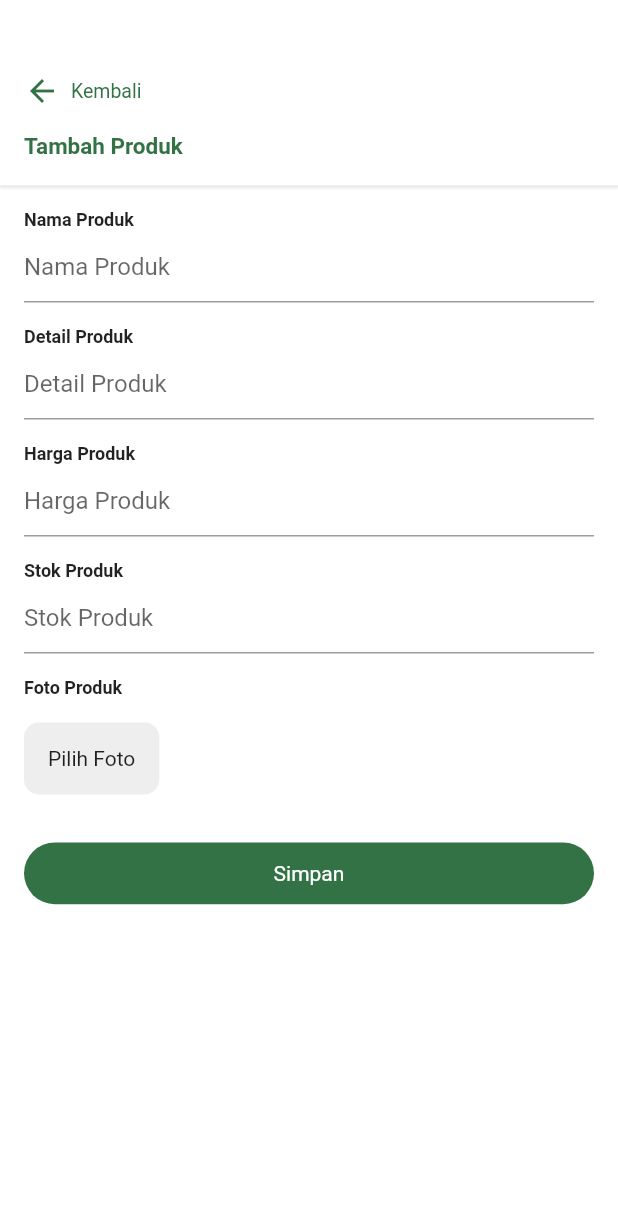
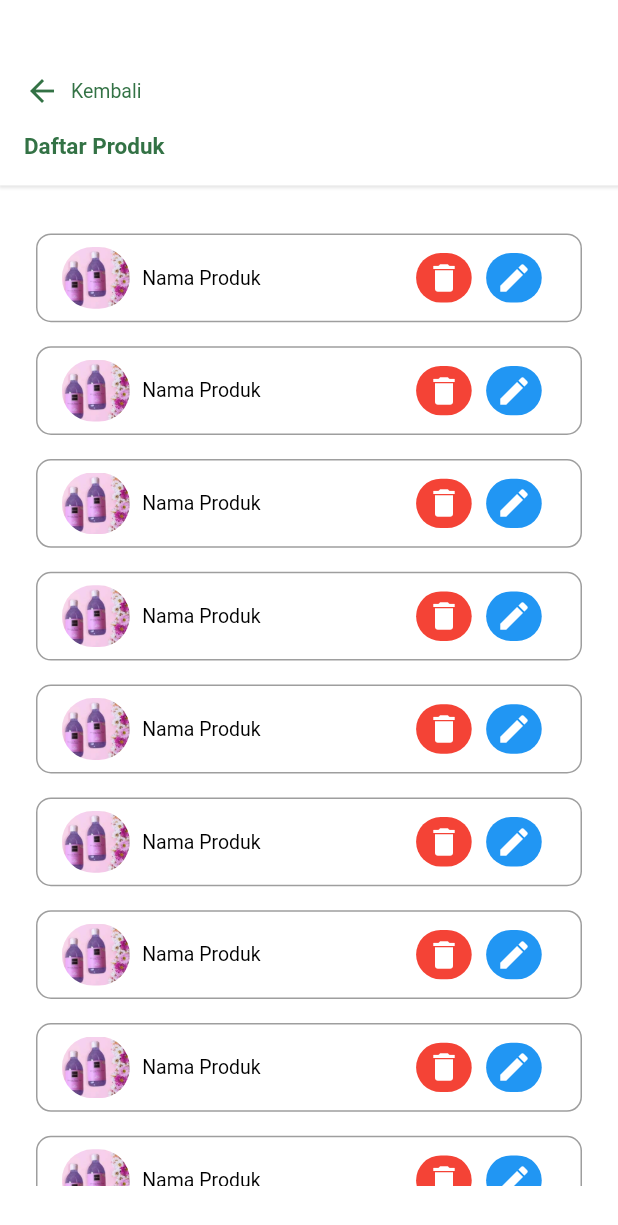
Before and after one commit to khadafirp/growell, a Flutter app: the BerandaPenjualPage screen opened directly with empty values, after a tap on the "menu" icon, after a tap on "Edit Produk", on a phone screen of 412 x 824 dp. Shown: the top 1225 px of the screen. Run offline on Flutter 3.47's test engine with Material 2 defaults, Android fonts, the phone set to English and light mode, and no system bars; our stand-ins replace dartz, dio, either_dart, equatable, flutter_bloc, flutter_svg and 6 more; accounts and stored records are empty; Roboto replaces fonts that are missing (Montserrat-Black); project files that could hold a hidden picture were left out.

Commit message:
add list produk to edit

```diff
--- a/lib/base/app_routes.dart
+++ b/lib/base/app_routes.dart
@@ -5,6 +5,7 @@ import 'package:growell/presentation/first_page.dart';
 import 'package:growell/presentation/landing_page/landing_page.dart';
 import 'package:growell/presentation/landing_page/pembeli/list_toko/list_toko_page.dart';
 import 'package:growell/presentation/landing_page/penjual/produk/add_produk_page.dart';
+import 'package:growell/presentation/landing_page/penjual/produk/list_produk_page.dart';
 import 'package:growell/presentation/login/login_page.dart';
 import 'package:growell/presentation/regis/regis_page.dart';
 
@@ -23,7 +24,8 @@ class AppRoutes{
     RoutesName.regisPage: (context) => RegisPage(),
     RoutesName.landingPage: (context) => LandingPage(entity: settings.arguments as LoginEntity,),
     RoutesName.listTokoPage: (context) => ListTokoPage(),
-    RoutesName.addProdukPage: (context) => AddProdukPage()
+    RoutesName.addProdukPage: (context) => AddProdukPage(),
+    RoutesName.listProdukPage: (context) => LIstProdukPage()
   };
 
   static Route<dynamic> getGenerateRoutes(RouteSettings settings) {
@@ -52,6 +54,10 @@ class AppRoutes{
         final routes = getRoutesWithSettings(settings);
         final WidgetBuilder? builder = routes[settings.name];
         return MaterialPageRoute(builder: builder!, settings: settings);
+      case RoutesName.listProdukPage:
+        final routes = getRoutesWithSettings(settings);
+        final WidgetBuilder? builder = routes[settings.name];
+        return MaterialPageRoute(builder: builder!, settings: settings);
       default:
         return MaterialPageRoute(
           builder: (_) => Scaffold(
--- a/lib/base/routes_name.dart
+++ b/lib/base/routes_name.dart
@@ -8,4 +8,5 @@ class RoutesName{
   static const String landingPage = "/landing-page";
   static const String listTokoPage = "/landing-page/list-toko";
   static const String addProdukPage = "/landing-page/add-produk";
+  static const String listProdukPage = "/landing-page/list-produk";
 }
--- a/lib/presentation/landing_page/penjual/beranda/beranda_penjual_page.dart
+++ b/lib/presentation/landing_page/penjual/beranda/beranda_penjual_page.dart
@@ -80,6 +80,16 @@ class _BerandaPenjualPageState extends State<BerandaPenjualPage> {
                   ),
                 );
               },
+            ),
+          );
+        }
+        if(state is ErrorGetListProdukBerandaPenjualState){
+          return Container(
+            margin: EdgeInsets.only(top: 70),
+            child: Center(
+              child: Text(
+                "Maaf,belum ada produk"
+              ),
             ),
           );
         }
@@ -168,7 +178,7 @@ class _BerandaPenjualPageState extends State<BerandaPenjualPage> {
             ),
             InkWell(
               onTap: () {
-                Navigator.of(context).pushNamed(RoutesName.addProdukPage);
+                Navigator.of(context).pushNamed(RoutesName.listProdukPage);
               },
               child: Container(
                 width: MediaQuery.of(context).size.width * 0.45,
--- /dev/null
+++ b/lib/presentation/landing_page/penjual/produk/list_produk_page.dart
@@ -0,0 +1,35 @@
+import 'package:flutter/material.dart';
+import 'package:growell/color/list_color.dart';
+import 'package:growell/widget/card/car_list_edit_produk.dart';
+import 'package:growell/widget/child_page/custom_child_page.dart';
+
+class LIstProdukPage extends StatefulWidget {
+  LIstProdukPage({Key? key}) : super(key: key);
+
+  @override
+  _LIstProdukPageState createState() => _LIstProdukPageState();
+}
+
+class _LIstProdukPageState extends State<LIstProdukPage> {
+  @override
+  Widget build(BuildContext context) {
+    return CustomChildPage(
+      title: "Daftar Produk",
+      child: Column(
+        children: [
+          Container(
+            height: MediaQuery.of(context).size.height * 0.79,
+            child: ListView.builder(
+              padding: const EdgeInsets.only(bottom: 16, top: 8),
+              shrinkWrap: true,
+              itemCount: 10,
+              itemBuilder: (BuildContext context, int index) {
+                return CardListEditProduk();
+              }
+            ),
+          )
+        ],
+      ),
+    );
+  }
+}
--- /dev/null
+++ b/lib/widget/card/car_list_edit_produk.dart
@@ -0,0 +1,79 @@
+import 'package:flutter/material.dart';
+import 'package:growell/color/list_color.dart';
+
+class CardListEditProduk extends StatelessWidget {
+  CardListEditProduk({Key? key}) : super(key: key);
+
+  @override
+  Widget build(BuildContext context) {
+    return Container(
+      width: MediaQuery.of(context).size.width,
+      margin: EdgeInsets.all(8),
+      decoration: BoxDecoration(
+        color: Colors.white,
+        borderRadius: BorderRadius.all(Radius.circular(10)),
+        border: Border.all(width: 1, color: Colors.grey)
+      ),
+      child: Container(
+        margin: EdgeInsets.all(8),
+        child: Row(
+          mainAxisAlignment: MainAxisAlignment.spaceEvenly,
+          children: [
+            ClipRRect(
+              borderRadius: BorderRadius.all(Radius.circular(25)),
+              child: Image.asset(
+                'assets/jpg/scarlett.jpeg',
+                fit: BoxFit.cover,
+                height: MediaQuery.of(context).size.height * 0.05,
+                width: MediaQuery.of(context).size.width * 0.11,
+              ),
+            ),
+            Container(
+              width: MediaQuery.of(context).size.width * 0.40,
+              child: Text(
+                "Nama Produk",
+                overflow: TextOverflow.ellipsis,
+                style: TextStyle(
+                  fontSize: 13,
+                  color: Colors.black
+                ),
+              ),
+            ),
+            Container(
+              width: MediaQuery.of(context).size.width * 0.25,
+              child: Row(
+                mainAxisAlignment: MainAxisAlignment.spaceEvenly,
+                children: [
+                  Container(
+                    width: MediaQuery.of(context).size.width * 0.09,
+                    height: MediaQuery.of(context).size.height * 0.04,
+                    decoration: BoxDecoration(
+                      borderRadius: BorderRadius.all(Radius.circular(25)),
+                      color: Colors.red,
+                    ),
+                    child: Icon(
+                      Icons.delete,
+                      color: Colors.white,
+                    ),
+                  ),
+                  Container(
+                    width: MediaQuery.of(context).size.width * 0.09,
+                    height: MediaQuery.of(context).size.height * 0.04,
+                    decoration: BoxDecoration(
+                      borderRadius: BorderRadius.all(Radius.circular(25)),
+                      color: Colors.blue,
+                    ),
+                    child: Icon(
+                      Icons.edit,
+                      color: Colors.white,
+                    ),
+                  ),
+                ],
+              ),
+            )
+          ],
+        ),
+      ),
+    );
+  }
+}
```
